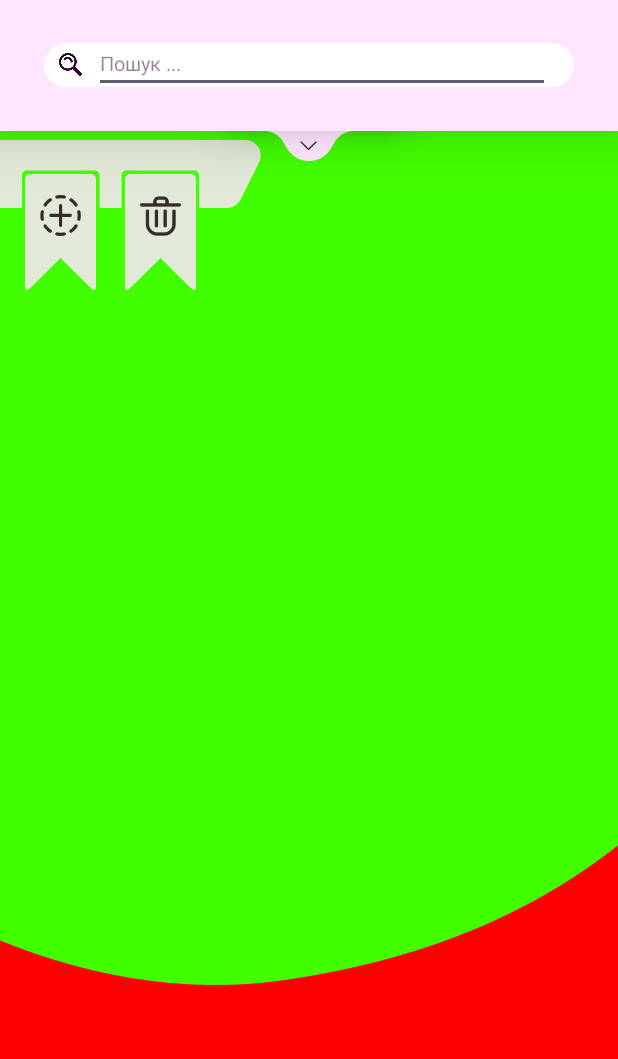
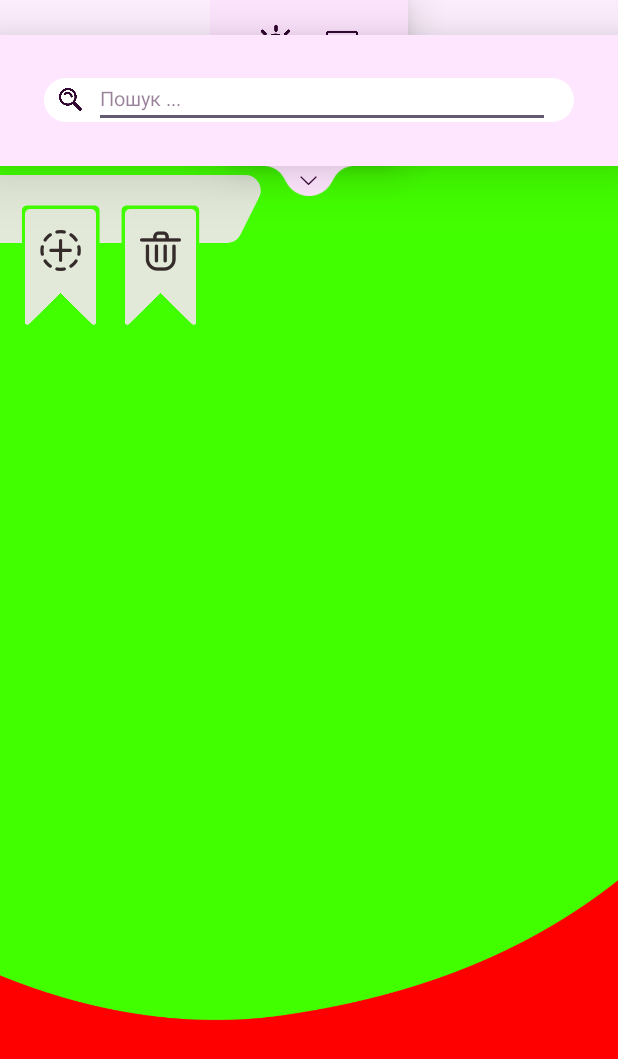
Before and after one commit to Bobrys431/Lilya-s-Notes, an Android app: the ThemeActivity screen opened directly, with no data from a screen before it, on a phone screen of 412 x 824 dp. Shown: the top 1059 px of the screen. Run offline under Robolectric (Android 15) with nearby library versions, the phone set to English and light mode, and no system bars; Roboto replaces fonts that are not available here; 1 statement that could not run was skipped.

Commit message:
The problem where the Emergent Widget had a bad translation while any text was selected has been solved.

```diff
--- a/app/src/main/java/com/example/lilyasnotes/Activities/AbstractActivity.java
+++ b/app/src/main/java/com/example/lilyasnotes/Activities/AbstractActivity.java
@@ -13,6 +13,7 @@ import com.example.lilyasnotes.Data.DTO.Data;
 import com.example.lilyasnotes.Data.ViewHolders.FooterView;
 import com.example.lilyasnotes.DatabaseManagement.SQLiteDatabaseAdapter;
 import com.example.lilyasnotes.EmergentWidgets.EmergentWidget;
+import com.example.lilyasnotes.Utilities.Tools;
 import com.example.lilyasnotes.Widgets.UndoEraseWidget;
 import com.example.lilyasnotes.RecyclerViewAdapters.AbstractRecyclerViewAdapter;
 import com.example.lilyasnotes.SearchBars.AbstractSearchBarHelper;
@@ -37,6 +38,24 @@ AbstractActivity extends AppCompatActivity {
         database = SQLiteDatabaseAdapter.getDatabase(this);
     }
 
+    public void onNavigationBarHiden() {
+        int translation = - Tools.getNavigationBarHeight(this) + 37;
+
+        getActionBarLayout().setTranslationY(getActionBarLayout().getTranslationY() + translation);
+        getDataListView().setTranslationY(getDataListView().getTranslationY() + translation);
+        getBackground().setTranslationY(getBackground().getTranslationY() + translation);
+        getEmergentWidget().addTranslation(translation);
+    }
+    public void onNavigationBarShown() {
+        int translation = Tools.getNavigationBarHeight(this) - 37;
+
+        getActionBarLayout().setTranslationY(getActionBarLayout().getTranslationY() + translation);
+        getDataListView().setTranslationY(getDataListView().getTranslationY() + translation);
+        getBackground().setTranslationY(getBackground().getTranslationY() + translation);
+        getEmergentWidget().addTranslation(translation);
+    }
+
+
     public FooterView getFooterView() {
         return (FooterView) getDataListView().findViewHolderForAdapterPosition(data.size());
     }
--- a/app/src/main/java/com/example/lilyasnotes/EmergentWidgets/EmergentWidget.java
+++ b/app/src/main/java/com/example/lilyasnotes/EmergentWidgets/EmergentWidget.java
@@ -75,4 +75,9 @@ public abstract class EmergentWidget {
     public ThemeButton getThemeButton() {
         return themeButton;
     }
+
+    public void addTranslation(int translation) {
+        emergentWidgetFrame.setTranslationY(emergentWidgetFrame.getTranslationY() + translation);
+        unfoldButtonFrame.setTranslationY(unfoldButtonFrame.getTranslationY() + translation);
+    }
 }
--- a/app/src/main/java/com/example/lilyasnotes/EmergentWidgets/MainEmergentWidget.java
+++ b/app/src/main/java/com/example/lilyasnotes/EmergentWidgets/MainEmergentWidget.java
@@ -36,8 +36,8 @@ public class MainEmergentWidget extends EmergentWidget {
     @Override
     protected float getTranslation() {
         return isActive ?
-                activity.getActionBarLayout().getHeight() :
-                activity.getActionBarLayout().getHeight() - emergentWidgetFrame.getHeight();
+                activity.getActionBarLayout().getTranslationY() + activity.getActionBarLayout().getHeight() :
+                activity.getActionBarLayout().getTranslationY() + activity.getActionBarLayout().getHeight() - emergentWidgetFrame.getHeight();
     }
 
     @Override
--- a/app/src/main/java/com/example/lilyasnotes/EmergentWidgets/NoteEmergentWidget.java
+++ b/app/src/main/java/com/example/lilyasnotes/EmergentWidgets/NoteEmergentWidget.java
@@ -78,7 +78,9 @@ public class NoteEmergentWidget extends EmergentWidget {
                 decorView.setSystemUiVisibility(
                         View.SYSTEM_UI_FLAG_LAYOUT_STABLE
                                 | View.SYSTEM_UI_FLAG_LAYOUT_HIDE_NAVIGATION);
+                activity.onNavigationBarShown();
             } else {
+                activity.onNavigationBarHidden();
                 decorView.setSystemUiVisibility(
                         View.SYSTEM_UI_FLAG_HIDE_NAVIGATION
                                 | View.SYSTEM_UI_FLAG_IMMERSIVE_STICKY);
@@ -95,8 +97,8 @@ public class NoteEmergentWidget extends EmergentWidget {
     @Override
     protected float getTranslation() {
         return isActive ?
-                0f :
-                -emergentWidgetFrame.getHeight();
+                activity.getEditText().getTranslationY() + 0f :
+                activity.getEditText().getTranslationY() - emergentWidgetFrame.getHeight();
     }
 
     @Override
--- a/app/src/main/java/com/example/lilyasnotes/EmergentWidgets/ThemeEmergentWidget.java
+++ b/app/src/main/java/com/example/lilyasnotes/EmergentWidgets/ThemeEmergentWidget.java
@@ -78,7 +78,9 @@ public class ThemeEmergentWidget extends EmergentWidget {
                 decorView.setSystemUiVisibility(
                         View.SYSTEM_UI_FLAG_LAYOUT_STABLE
                                 | View.SYSTEM_UI_FLAG_LAYOUT_HIDE_NAVIGATION);
+                activity.onNavigationBarShown();
             } else {
+                activity.onNavigationBarHiden();
                 decorView.setSystemUiVisibility(
                         View.SYSTEM_UI_FLAG_HIDE_NAVIGATION
                                 | View.SYSTEM_UI_FLAG_IMMERSIVE_STICKY);
@@ -95,8 +97,8 @@ public class ThemeEmergentWidget extends EmergentWidget {
     @Override
     protected float getTranslation() {
         return isActive ?
-                activity.getActionBarLayout().getHeight() :
-                activity.getActionBarLayout().getHeight() - emergentWidgetFrame.getHeight();
+                activity.getActionBarLayout().getTranslationY() + activity.getActionBarLayout().getHeight() :
+                activity.getActionBarLayout().getTranslationY() + activity.getActionBarLayout().getHeight() - emergentWidgetFrame.getHeight();
     }
 
     @Override
--- a/app/src/main/java/com/example/lilyasnotes/SearchBars/AbstractSearchBarHelper.java
+++ b/app/src/main/java/com/example/lilyasnotes/SearchBars/AbstractSearchBarHelper.java
@@ -59,7 +59,9 @@ public abstract class AbstractSearchBarHelper {
                 decorView.setSystemUiVisibility(
                         View.SYSTEM_UI_FLAG_LAYOUT_STABLE
                                 | View.SYSTEM_UI_FLAG_LAYOUT_HIDE_NAVIGATION);
+                activity.onNavigationBarShown();
             } else {
+                activity.onNavigationBarHiden();
                 decorView.setSystemUiVisibility(
                         View.SYSTEM_UI_FLAG_HIDE_NAVIGATION
                                 | View.SYSTEM_UI_FLAG_IMMERSIVE_STICKY);
@@ -115,17 +117,13 @@ public abstract class AbstractSearchBarHelper {
     public void changeColorByAppTheme() {
         String appTheme = SQLiteDatabaseAdapter.getCurrentAppTheme(activity);
 
-        changeSearchBarColor(appTheme);
+        changeSearchBarColor();
         changeSearchFieldColor(appTheme);
         changeSearchIconColor(appTheme);
     }
 
-    private void changeSearchBarColor(String appTheme) {
-        searchBar.setTextColor(activity.getColor(
-                appTheme.equals("light") ?
-                        R.color.lightThemeActiveColor :
-                        R.color.darkThemeActiveColor));
-
+    private void changeSearchBarColor() {
+        searchBar.setTextColor(activity.getColor(R.color.lightThemeActiveColor));
         searchBar.setHintTextColor(activity.getColor(R.color.lightThemeHintColor));
     }
 
--- a/app/src/main/java/com/example/lilyasnotes/Utilities/Tools.java
+++ b/app/src/main/java/com/example/lilyasnotes/Utilities/Tools.java
@@ -1,6 +1,8 @@
 package com.example.lilyasnotes.Utilities;
 
+import android.annotation.SuppressLint;
 import android.content.Context;
+import android.content.res.Resources;
 import android.database.Cursor;
 import android.database.sqlite.SQLiteDatabase;
 
@@ -35,4 +37,14 @@ public class Tools {
         }
         return count;
     }
+
+    @SuppressLint({"DiscouragedApi", "InternalInsetResource"})
+    public static int getNavigationBarHeight(Context context) {
+        Resources resources = context.getResources();
+        int resourceId = resources.getIdentifier("navigation_bar_height", "dimen", "android");
+        if (resourceId > 0) {
+            return resources.getDimensionPixelSize(resourceId);
+        }
+        return 0;
+    }
 }
--- a/app/src/main/res/layout/activity_main.xml
+++ b/app/src/main/res/layout/activity_main.xml
@@ -38,9 +38,7 @@
                 android:fontFamily="@font/advent_pro_bold"
                 android:inputType="text"
                 android:textColor="@color/black"
-                android:textSize="13dp"
-                android:hint="Пошук ..."
-                tools:ignore="SpeakableTextPresentCheck,TouchTargetSizeCheck" />
+                android:textSize="13sp" />
 
             <ImageView
                 android:id="@+id/search"
--- a/app/src/main/res/layout/activity_theme.xml
+++ b/app/src/main/res/layout/activity_theme.xml
@@ -38,9 +38,8 @@
                 android:fontFamily="@font/advent_pro_bold"
                 android:inputType="text"
                 android:textColor="@color/black"
-                android:textSize="13dp"
-                android:hint="Пошук ..."
-                tools:ignore="SpeakableTextPresentCheck,TouchTargetSizeCheck" />
+                android:textSize="13sp"
+                android:hint="Пошук ..." />
 
             <ImageView
                 android:id="@+id/search"
```
Also changed, not shown: app/src/main/java/com/example/lilyasnotes/Activities/NoteActivity.java (+16 -0 lines).
